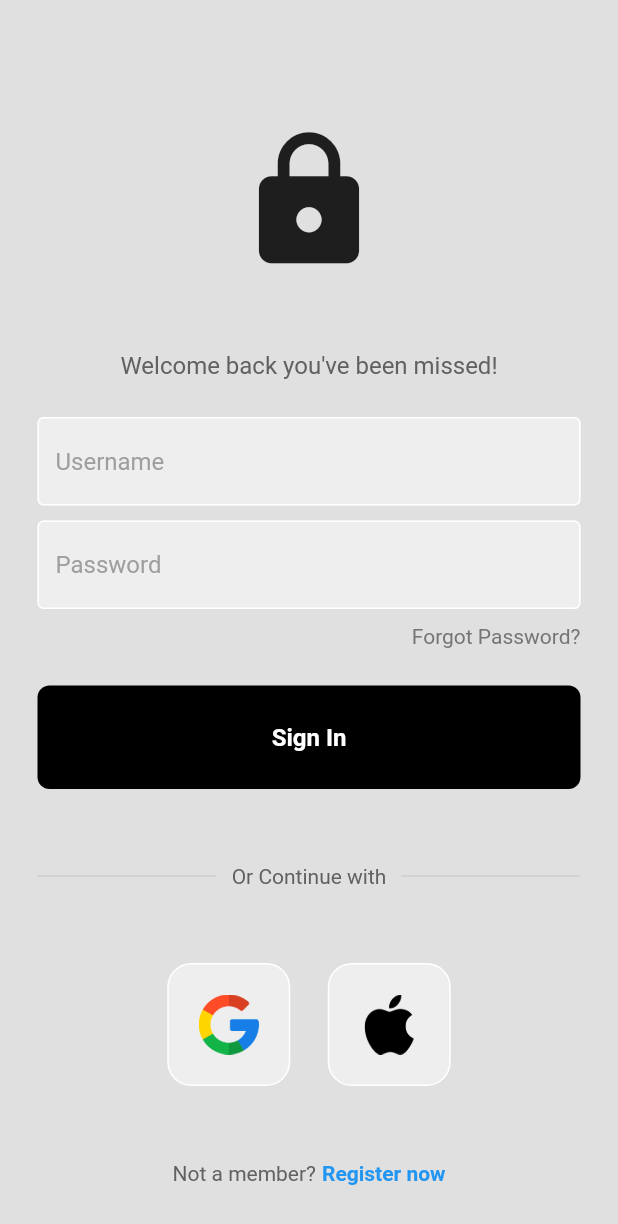
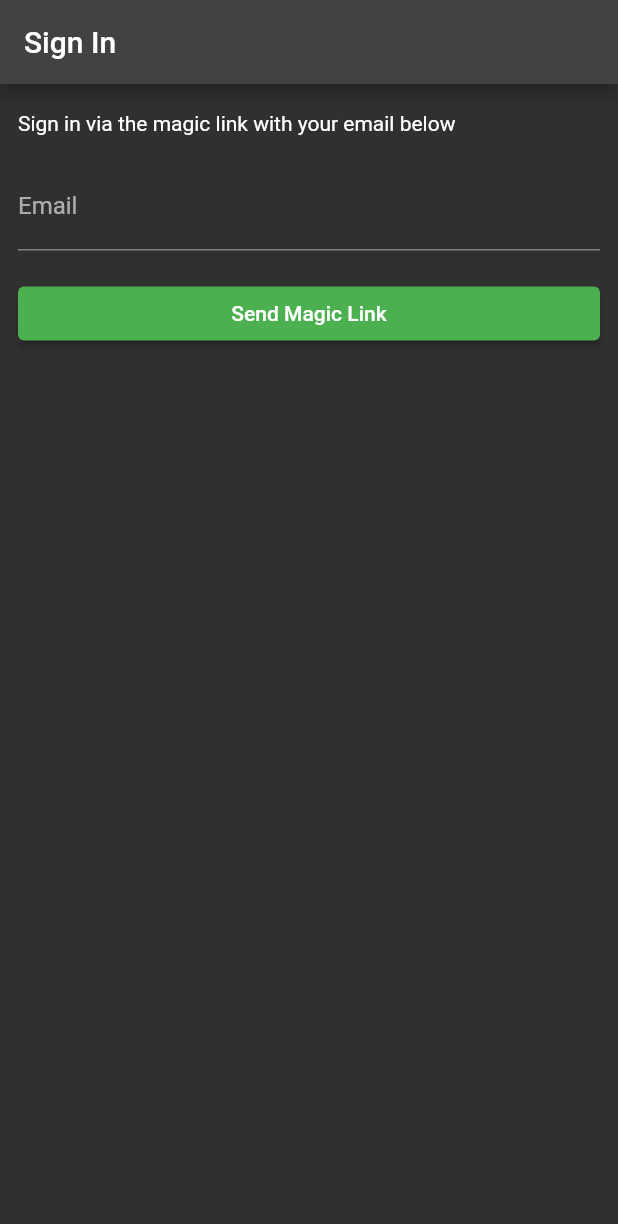
Before and after one commit to civortech/modern_login, a Flutter app: the screen it shows after launch, on a phone screen of 412 x 824 dp. Shown: the top 1224 px of the screen. Run offline on Flutter 3.47's test engine with Material 2 defaults, Android fonts, the phone set to English and light mode, and no system bars; our stand-ins replace image_picker, supabase_flutter; accounts and stored records are empty.

```diff
--- a/lib/main.dart
+++ b/lib/main.dart
@@ -1,18 +1,58 @@
 import 'package:flutter/material.dart';
+import 'package:supabase_flutter/supabase_flutter.dart';
+import 'pages/account_page.dart';
 import 'pages/login_page.dart';
+import 'pages/sb_login_page.dart';
+import 'pages/splash_page.dart';
 
-void main() {
+const supabaseUrl = 'https://ihzcduuwtocihzlarjgh.supabase.co';
+const supabaseKey =
+    'eyJhbGciOiJIUzI1NiIsInR5cCI6IkpXVCJ9.eyJpc3MiOiJzdXBhYmFzZSIsInJlZiI6ImloemNkdXV3dG9jaWh6bGFyamdoIiwicm9sZSI6ImFub24iLCJpYXQiOjE2ODgwNDU1OTgsImV4cCI6MjAwMzYyMTU5OH0.-_o-RUHcHjOtP2S7PlL1_vcoZGI7CrgNBMNWjOgmU68';
+//const supabaseKey = String.fromEnvironment('SUPABASE_KEY')
+
+Future<void> main() async {
+  await Supabase.initialize(
+    url: supabaseUrl,
+    anonKey: supabaseKey,
+    authFlowType: AuthFlowType.pkce,
+  );
   runApp(const MyApp());
 }
+
+final supabase = Supabase.instance.client;
 
 class MyApp extends StatelessWidget {
   const MyApp({super.key});
 
   @override
   Widget build(BuildContext context) {
-    return MaterialApp(
-      debugShowCheckedModeBanner: false,
-      home: LoginPage(),
-    );
+    return 1 == 2
+        ? MaterialApp(
+            debugShowCheckedModeBanner: false,
+            home: LoginPage(),
+          )
+        : MaterialApp(
+            title: 'Supabase Flutter',
+            theme: ThemeData.dark().copyWith(
+              primaryColor: Colors.green,
+              textButtonTheme: TextButtonThemeData(
+                style: TextButton.styleFrom(
+                  foregroundColor: Colors.green,
+                ),
+              ),
+              elevatedButtonTheme: ElevatedButtonThemeData(
+                style: ElevatedButton.styleFrom(
+                  foregroundColor: Colors.white,
+                  backgroundColor: Colors.green,
+                ),
+              ),
+            ),
+            initialRoute: '/',
+            routes: <String, WidgetBuilder>{
+              '/': (_) => const SplashPage(),
+              '/login': (_) => const SBLoginPage(),
+              '/account': (_) => const AccountPage(),
+            },
+          );
   }
 }
--- /dev/null
+++ b/lib/pages/sb_login_page.dart
@@ -0,0 +1,98 @@
+import 'dart:async';
+
+import 'package:flutter/foundation.dart';
+import 'package:flutter/material.dart';
+import 'package:supabase_flutter/supabase_flutter.dart';
+import 'package:modern_login/main.dart';
+
+class SBLoginPage extends StatefulWidget {
+  const SBLoginPage({super.key});
+
+  @override
+  _SBLoginPageState createState() => _SBLoginPageState();
+}
+
+class _SBLoginPageState extends State<SBLoginPage> {
+  bool _isLoading = false;
+  bool _redirecting = false;
+  late final TextEditingController _emailController = TextEditingController();
+  late final StreamSubscription<AuthState> _authStateSubscription;
+
+  Future<void> _signIn() async {
+    try {
+      setState(() {
+        _isLoading = true;
+      });
+      await supabase.auth.signInWithOtp(
+        email: _emailController.text.trim(),
+        emailRedirectTo:
+            kIsWeb ? null : 'io.supabase.flutterquickstart://login-callback/',
+      );
+      if (mounted) {
+        ScaffoldMessenger.of(context).showSnackBar(
+          const SnackBar(content: Text('Check your email for a login link!')),
+        );
+        _emailController.clear();
+      }
+    } on AuthException catch (error) {
+      SnackBar(
+        content: Text(error.message),
+        backgroundColor: Theme.of(context).colorScheme.error,
+      );
+    } catch (error) {
+      SnackBar(
+        content: const Text('Unexpected error occurred'),
+        backgroundColor: Theme.of(context).colorScheme.error,
+      );
+    } finally {
+      if (mounted) {
+        setState(() {
+          _isLoading = false;
+        });
+      }
+    }
+  }
+
+  @override
+  void initState() {
+    _authStateSubscription = supabase.auth.onAuthStateChange.listen((data) {
+      if (_redirecting) return;
+      final session = data.session;
+      if (session != null) {
+        _redirecting = true;
+        Navigator.of(context).pushReplacementNamed('/account');
+      }
+    });
+    super.initState();
+  }
+
+  @override
+  void dispose() {
+    _emailController.dispose();
+    _authStateSubscription.cancel();
+    super.dispose();
+  }
+
+  @override
+  Widget build(BuildContext context) {
+    return Scaffold(
+      appBar: AppBar(title: const Text('Sign In')),
+      body: ListView(
+        padding: const EdgeInsets.symmetric(vertical: 18, horizontal: 12),
+        children: [
+          const Text('Sign in via the magic link with your email below'),
+          const SizedBox(height: 18),
+          TextFormField(
+            controller: _emailController,
+            decoration: const InputDecoration(labelText: 'Email'),
+          ),
+          const SizedBox(height: 18),
+          ElevatedButton(
+            onPressed: _isLoading ? null : _signIn,
+            child: Text(_isLoading ? 'Loading' : 'Send Magic Link'),
+          ),
+        ],
+      ),
+    );
+  }
+}
--- a/pubspec.yaml
+++ b/pubspec.yaml
@@ -35,6 +35,8 @@ dependencies:
   # The following adds the Cupertino Icons font to your application.
   # Use with the CupertinoIcons class for iOS style icons.
   cupertino_icons: ^1.0.2
+  supabase_flutter: ^1.10.6
+  image_picker: ^1.0.0
 
 dev_dependencies:
   flutter_test:
```
Also changed, not shown: lib/componenets/avatar.dart (added, +99 -0 lines), lib/pages/account_page.dart (added, +204 -0 lines), lib/pages/splash_page.dart (added, +38 -0 lines), pubspec.lock, 7 other files.
